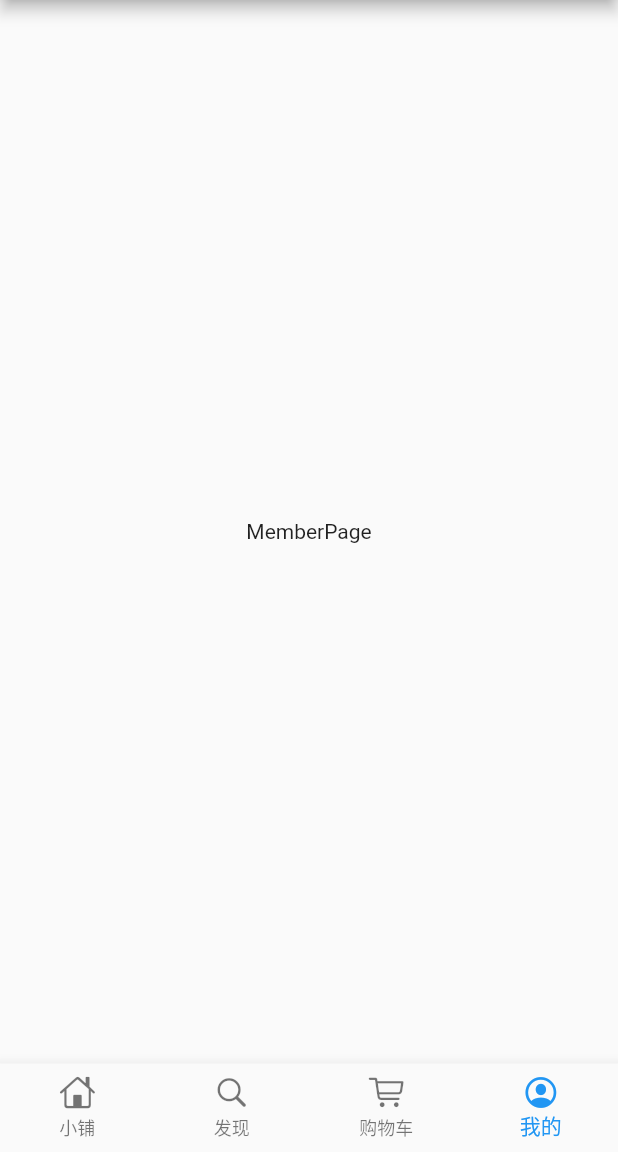
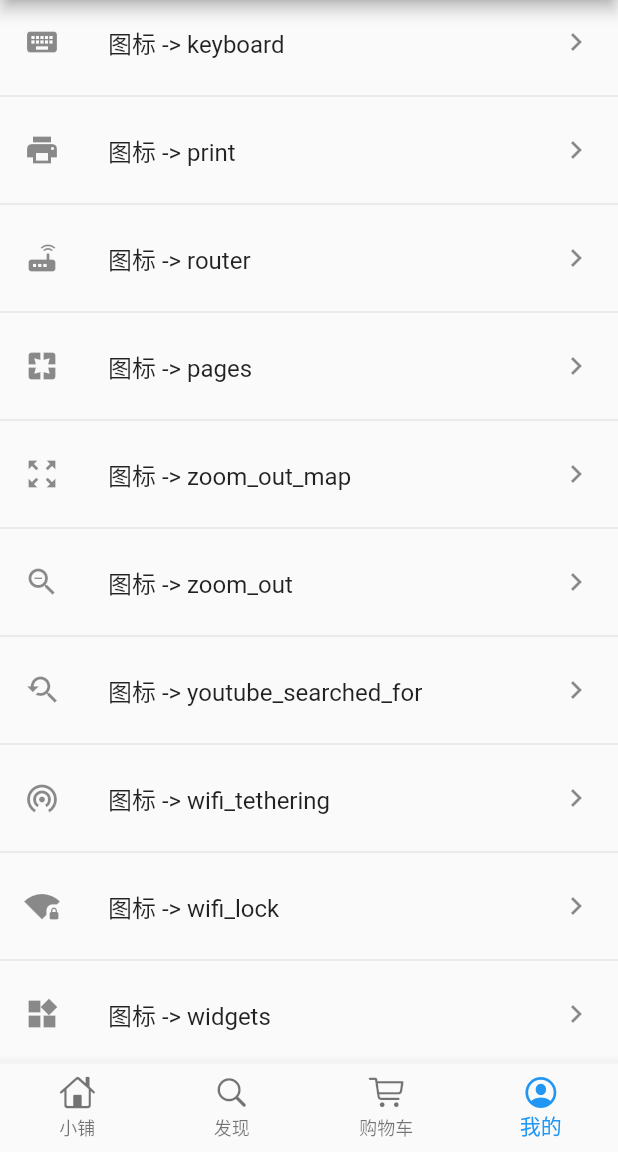
Before and after one commit to shen173869710/flutter_learn, a Flutter app: the screen it shows after launch, item 4 of the bottom bar chosen, on a phone screen of 412 x 824 dp, the part 84-1236 px from its top. Run offline on Flutter 3.47's test engine with Material 2 defaults, Android fonts, the phone set to English and light mode, and no system bars; our stand-ins replace flutter_screenutil.

Commit message:
提交litview的不通实现方式

```diff
--- a/lib/page/MemberPage.dart
+++ b/lib/page/MemberPage.dart
@@ -1,10 +1,115 @@
 import 'package:flutter/material.dart';
 
-class MemberPage extends StatelessWidget {
+/**
+ * const ListTile({
+    Key key,
+    this.leading,              // item 前置图标
+    this.title,                // item 标题
+    this.subtitle,             // item 副标题
+    this.trailing,             // item 后置图标
+    this.isThreeLine = false,  // item 是否三行显示
+    this.dense,                // item 直观感受是整体大小
+    this.contentPadding,       // item 内容内边距
+    this.enabled = true,
+    this.onTap,                // item onTap 点击事件
+    this.onLongPress,          // item onLongPress 长按事件
+    this.selected = false,     // item 是否选中状态
+    })
+ */
+
+List<String> strItems = <String>[
+  '图标 -> keyboard', '图标 -> print',
+  '图标 -> router', '图标 -> pages',
+  '图标 -> zoom_out_map', '图标 -> zoom_out',
+  '图标 -> youtube_searched_for', '图标 -> wifi_tethering',
+  '图标 -> wifi_lock', '图标 -> widgets',
+  '图标 -> weekend', '图标 -> web',
+  '图标 -> accessible', '图标 -> ac_unit',
+];
+
+List<Icon> iconItems = <Icon>[
+  new Icon(Icons.keyboard), new Icon(Icons.print),
+  new Icon(Icons.router), new Icon(Icons.pages),
+  new Icon(Icons.zoom_out_map), new Icon(Icons.zoom_out),
+  new Icon(Icons.youtube_searched_for), new Icon(Icons.wifi_tethering),
+  new Icon(Icons.wifi_lock), new Icon(Icons.widgets),
+  new Icon(Icons.weekend), new Icon(Icons.web),
+  new Icon(Icons.accessible), new Icon(Icons.ac_unit),
+];
+
+Widget buildListData(BuildContext context, String strItem, Icon iconItem) {
+  return new ListTile(
+    isThreeLine: false,
+    leading: iconItem,
+    title: new Text(strItem),
+    trailing: new Icon(Icons.keyboard_arrow_right),
+    onTap: () {
+      showDialog(
+        context: context,
+        builder: (BuildContext context) {
+          return new AlertDialog(
+            title: new Text(
+              'ListViewDemo',
+              style: new TextStyle(
+                color: Colors.black54,
+                fontSize: 18.0,
+              ),
+            ),
+            content: new Text('您选择的item内容为:$strItem'),
+          );
+        },
+      );
+    },
+  );
+}
+
+
+class MemberPage extends StatefulWidget  {
+  @override
+  State<StatefulWidget> createState() {
+    // TODO: implement createState
+    return _HomePageState();
+  }
+}
+
+/**
+ *    最简单的listview 用法
+ *    第一种   默认方式 List
+ *    child: new ListView(children: divideList,),
+ *    第二种   ListView.separated 方式
+ *    第三种   // ListView.builder 方式
+ */
+class _HomePageState extends State<MemberPage> {
   @override
   Widget build(BuildContext context) {
-    return Center(
-      child: Text("MemberPage"),
+    List<Widget> _list = new List();
+    for (int i = 0; i < strItems.length; i++) {
+      _list.add(buildListData(context, strItems[i], iconItems[i]));
+    }
+    var divideList = ListTile.divideTiles(context: context, tiles: _list).toList();
+    return new Scaffold(
+      body: new Scrollbar(
+    //    child: new ListView(children: divideList,),
+
+//          child: ListView.separated(
+//              itemBuilder: (context, item){return buildListData(context, strItems[item], iconItems[item]);},
+//              separatorBuilder: (BuildContext context, int index) => new Divider(),
+//              itemCount: iconItems.length),
+        // ListView.builder 方式
+        child: new ListView.builder(
+          itemCount: iconItems.length,
+          itemBuilder: (context, item) {
+            return new Container(
+              child: new Column(
+                children: <Widget>[
+                  buildListData(context, strItems[item], iconItems[item]),
+                  new Divider()
+                ],
+              ),
+            );
+          },
+        ),
+      ),
     );
   }
 }
```
Also changed, not shown: lib/page/HomePage.dart (+3 -42 lines).
